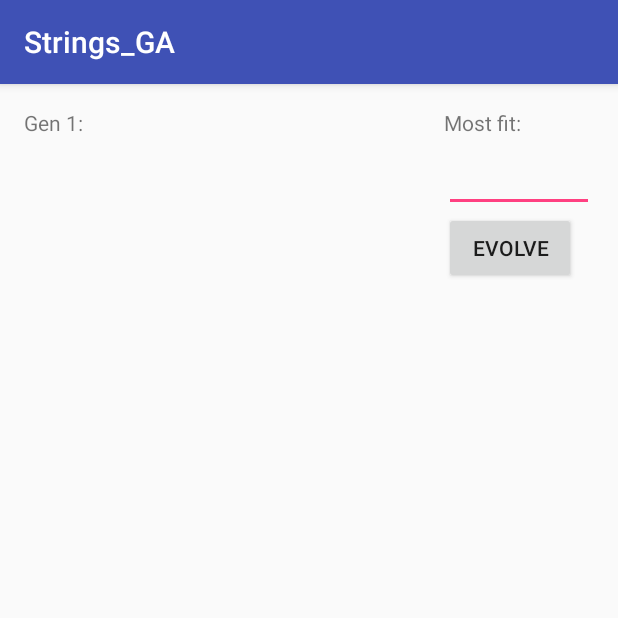
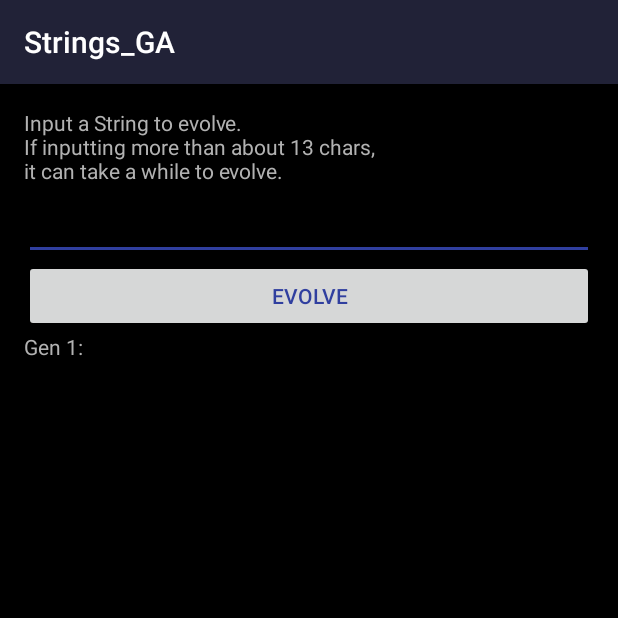
Before and after one commit to lamey/StringsGene_App, an Android app: the screen it shows after launch (MainActivity), after a tap on "EVOLVE", on a phone screen of 412 x 824 dp, the top half of it. Run offline under Robolectric (Android 15) with nearby library versions, the phone set to English and light mode, and no system bars.

Commit message:
change format and styling

```diff
--- a/app/src/main/java/com/example/biggrayturtle/helloworld_ga/MainActivity.java
+++ b/app/src/main/java/com/example/biggrayturtle/helloworld_ga/MainActivity.java
@@ -8,6 +8,7 @@ import android.view.View;
 
 /** John Tran
  *  Main class. Intializes population and serves as a driver class
+ *  TODO: Make this program more efficient to where it can deal with more chars quicker
  */
 public class MainActivity extends AppCompatActivity {
 
@@ -27,7 +28,6 @@ public class MainActivity extends AppCompatActivity {
      */
     public void createEvolution(View v) throws InterruptedException{
         TextView textView = (TextView) findViewById(R.id.text);
-        TextView textViewBest = (TextView) findViewById(R.id.textBest);
         textView.setText("");
 
         EditText editText = (EditText) findViewById(R.id.editText);
@@ -53,13 +53,12 @@ public class MainActivity extends AppCompatActivity {
         Chromosome best = population.getPopulation()[0];
 
         while ((i++ <= maxGenerations) && (best.getFitness() != 0)) {
-            textViewBest.setText("Most fit: " + best.getGene());
             textView.append("Gen " + i + ": " + best.getGene() + "\n");
             population.evolve();
             best = population.getPopulation()[0];
             //Thread.sleep(70);
         }
-        textViewBest.setText("Most fit: " + best.getGene());
+
         textView.append("Gen " + i + ": " + best.getGene());
     }
 
--- a/app/src/main/res/layout/activity_main.xml
+++ b/app/src/main/res/layout/activity_main.xml
@@ -1,45 +1,41 @@
 <?xml version="1.0" encoding="utf-8"?>
-<RelativeLayout xmlns:android="http://schemas.android.com/apk/res/android"
+<LinearLayout xmlns:android="http://schemas.android.com/apk/res/android"
     xmlns:tools="http://schemas.android.com/tools"
     android:id="@+id/activity_main"
     android:layout_width="match_parent"
-    android:layout_height="match_parent"
+    android:layout_height="wrap_content"
+    android:orientation="vertical"
     android:paddingBottom="@dimen/activity_vertical_margin"
     android:paddingLeft="@dimen/activity_horizontal_margin"
     android:paddingRight="@dimen/activity_horizontal_margin"
     android:paddingTop="@dimen/activity_vertical_margin"
     tools:context="com.example.biggrayturtle.helloworld_ga.MainActivity">
 
-    <LinearLayout
-        android:layout_width="wrap_content"
-        android:layout_height="match_parent"
-        android:orientation="vertical"
-        android:layout_alignParentTop="true"
-        android:layout_alignParentRight="true"
-        android:layout_alignParentEnd="true" >
         <TextView
             android:id="@+id/textBest"
+            android:text="Input a String to evolve.\nIf inputting more than about 13 chars,\nit can take a while to evolve."
             android:layout_width="wrap_content"
             android:layout_height="wrap_content" />
         <EditText
             android:id="@+id/editText"
-            android:layout_width="100dp"
-            android:layout_height="50dp" />
+            android:layout_width="match_parent"
+            android:layout_height="50dp"
+            android:textColor="#FFFFFF"/>
         <Button
             android:id="@+id/button"
             android:onClick="createEvolution"
-            android:layout_width="wrap_content"
+            android:layout_width="match_parent"
             android:layout_height="wrap_content"
-            android:text="Evolve"/>
-    </LinearLayout>
+            android:text="Evolve"
+            android:textColor="#303F9F"/>
 
         <ScrollView
-        android:layout_width="wrap_content"
-        android:layout_height="match_parent"
-        android:layout_alignParentTop="true">
+            android:layout_width="match_parent"
+            android:layout_height="wrap_content">
+
                 <TextView
                     android:id="@+id/text"
                     android:layout_width="wrap_content"
                     android:layout_height="wrap_content" />
         </ScrollView>
-</RelativeLayout>
+</LinearLayout>
--- a/app/src/main/res/values/colors.xml
+++ b/app/src/main/res/values/colors.xml
@@ -1,6 +1,8 @@
 <?xml version="1.0" encoding="utf-8"?>
 <resources>
-    <color name="colorPrimary">#3F51B5</color>
-    <color name="colorPrimaryDark">#303F9F</color>
-    <color name="colorAccent">#FF4081</color>
+    <color name="colorPrimary">#212237</color>
+    <color name="colorPrimaryDark">#10111B</color>
+    <color name="colorAccent">#303F9F</color>
+    <color name="textColor">#B2B2B2</color>
+    <color name="backGroundColor">#000000</color>
 </resources>
--- a/app/src/main/res/values/styles.xml
+++ b/app/src/main/res/values/styles.xml
@@ -6,6 +6,8 @@
         <item name="colorPrimary">@color/colorPrimary</item>
         <item name="colorPrimaryDark">@color/colorPrimaryDark</item>
         <item name="colorAccent">@color/colorAccent</item>
+        <item name="android:textColor">@color/textColor</item>
+        <item name="android:windowBackground">@color/backGroundColor</item>
     </style>
 
 </resources>
```
Lines whose indentation alone changed are shown as unchanged.
